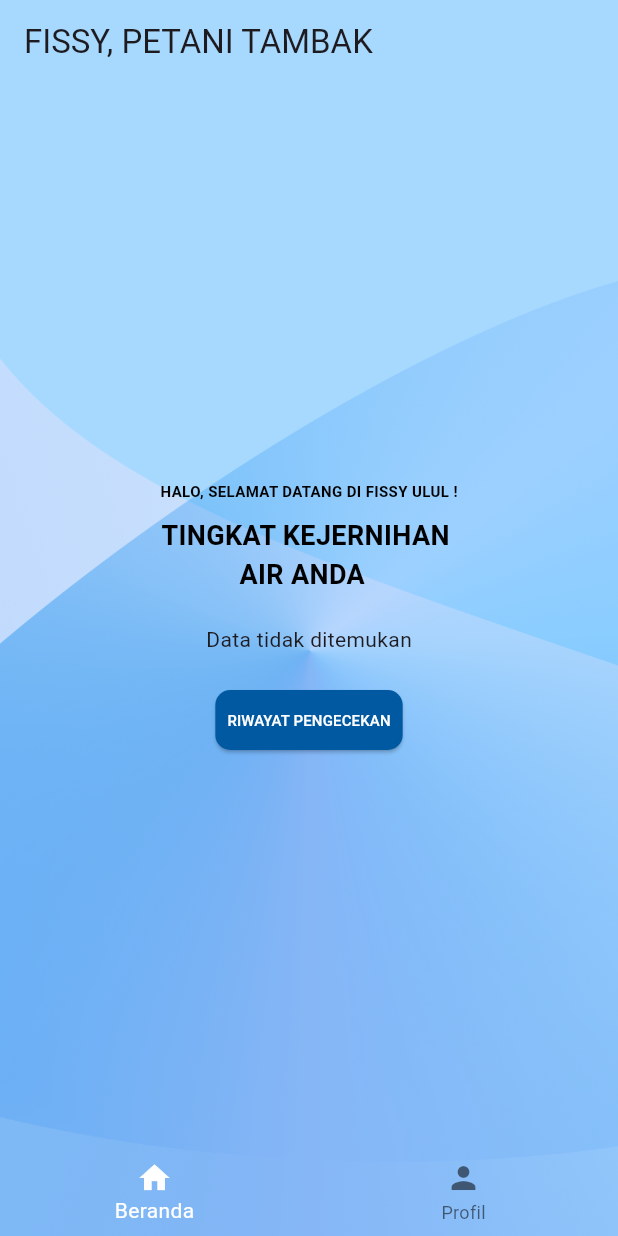
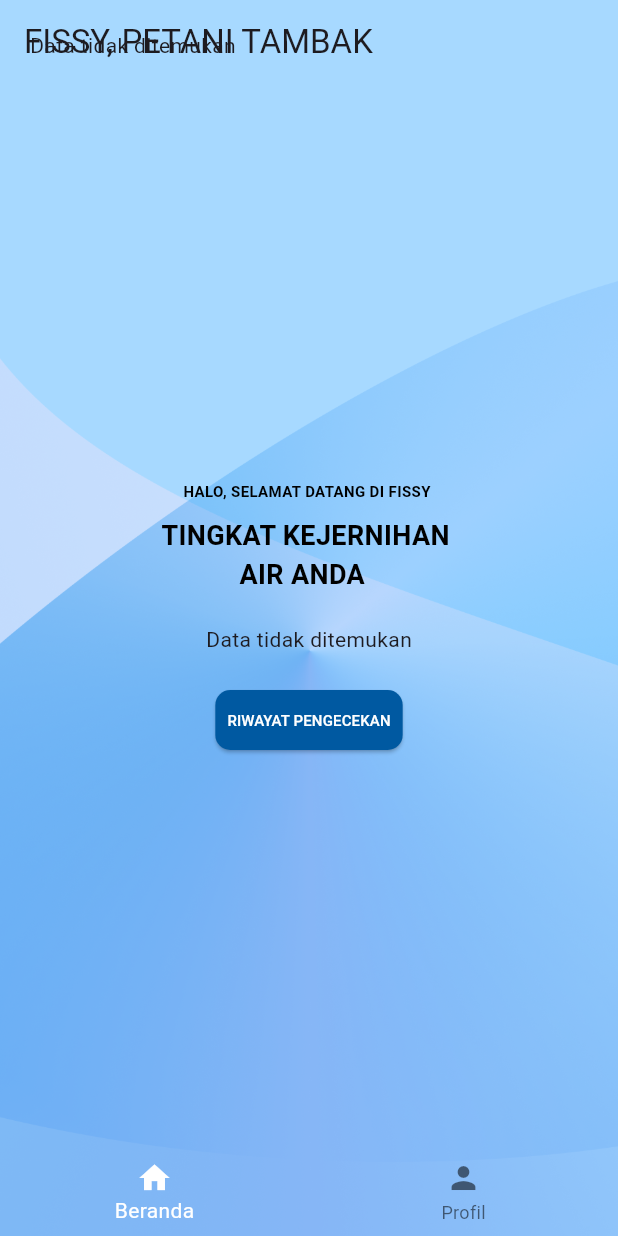
Before and after one commit to Azmi010/fissy, a Flutter app: the screen it shows after launch, on a phone screen of 412 x 824 dp. Run offline on Flutter 3.47's test engine with Material 3 defaults, Android fonts, the phone set to English and light mode, and no system bars; our stand-ins replace cloud_firestore, firebase_core, firebase_database; missing offline and left inert: gauge_indicator; accounts and stored records are empty.

Commit message:
push baru

```diff
--- a/lib/main.dart
+++ b/lib/main.dart
@@ -1,6 +1,7 @@
 import 'package:flutter/material.dart';
 import 'package:firebase_core/firebase_core.dart';
 import 'package:cloud_firestore/cloud_firestore.dart';
+import 'package:firebase_database/firebase_database.dart';
 import 'package:gauge_indicator/gauge_indicator.dart';
 import 'package:fissy/profil.dart';
 import 'package:fissy/riwayat_pengecekan.dart';
@@ -31,28 +32,29 @@ class RadialGaugeWidget extends StatefulWidget {
 }
 
 class _RadialGaugeWidgetState extends State<RadialGaugeWidget> {
+  double turbidityValue = 0; // Inisialisasi nilai turbidity
+
   @override
   Widget build(BuildContext context) {
-    return StreamBuilder<DocumentSnapshot>(
-      stream: FirebaseFirestore.instance
-          .collection('turbidity_data')
-          .doc('data')
-          .snapshots(),
+    return StreamBuilder<DatabaseEvent>(
+      stream: FirebaseDatabase.instance.ref('informasi_pengecekan').onValue,
       builder: (context, snapshot) {
-        if (snapshot.connectionState == ConnectionState.waiting) {
-          return CircularProgressIndicator();
+        if (snapshot.hasError) {
+          return Center(child: Text('Error: ${snapshot.error}'));
         }
 
-        if (snapshot.hasError) {
-          return Text('Error: ${snapshot.error}');
+        if (!snapshot.hasData || snapshot.data!.snapshot.value == null) {
+          return Center(child: Text('Data tidak ditemukan'));
         }
 
-        if (!snapshot.hasData || !snapshot.data!.exists) {
-          return Text('Data tidak ditemukan');
+        final data = snapshot.data!.snapshot.value as Map<dynamic, dynamic>;
+
+        try {
+          final dynamic turbidity = data['kejernihanAirInformasiPengecekan'];
+          turbidityValue = turbidity is num ? turbidity.toDouble() : 0;
+        } catch (e) {
+          return Center(child: Text('Failed to process data: $e'));
         }
-
-        double turbidityValue =
-            snapshot.data!.get('turbidity_value').toDouble();
 
         return AnimatedRadialGauge(
           duration: const Duration(seconds: 1),
@@ -122,7 +124,8 @@ class _MyHomePageState extends State<MyHomePage> {
     profil(),
     riwayat_pengecekan(
       collectionPath: 'riwayat_pengecekan',
-        firestore: FirebaseFirestore.instance),
+      firestore: FirebaseFirestore.instance,
+    ),
   ];
 
   void _onItemTapped(int index) {
@@ -151,6 +154,11 @@ class _MyHomePageState extends State<MyHomePage> {
               ),
             ),
             child: _pages.elementAt(_selectedIndex),
+          ),
+          Positioned(
+            top: 20,
+            left: 20,
+            child: RadialGaugeWidget(),
           ),
         ],
       ),
@@ -182,7 +190,8 @@ class GaugePage extends StatelessWidget {
 
   @override
   Widget build(BuildContext context) {
-    return Container(
+    return Scaffold(
+      body: Container(
         decoration: BoxDecoration(
           image: DecorationImage(
             image: AssetImage('assets/image/bg.png'),
@@ -194,7 +203,7 @@ class GaugePage extends StatelessWidget {
             mainAxisAlignment: MainAxisAlignment.center,
             children: [
               Text(
-              'HALO, SELAMAT DATANG DI FISSY ULUL !',
+                'HALO, SELAMAT DATANG DI FISSY ',
                 style: TextStyle(
                   fontSize: 10,
                   fontWeight: FontWeight.bold,
@@ -224,7 +233,8 @@ class GaugePage extends StatelessWidget {
                           builder: (context) => riwayat_pengecekan(
                             collectionPath: 'riwayat_pengecekan',
                             firestore: FirebaseFirestore.instance,
-                              )),
+                          ),
+                        ),
                       );
                     },
                     style: ElevatedButton.styleFrom(
@@ -247,6 +257,7 @@ class GaugePage extends StatelessWidget {
             ],
           ),
         ),
+      ),
     );
   }
 }
--- a/pubspec.yaml
+++ b/pubspec.yaml
@@ -30,7 +30,7 @@ environment:
 dependencies:
   flutter:
     sdk: flutter
-  syncfusion_flutter_gauges: ^25.1.38
+  syncfusion_flutter_gauges: ^25.1.42
 
   # The following adds the Cupertino Icons font to your application.
   # Use with the CupertinoIcons class for iOS style icons.
@@ -40,6 +40,7 @@ dependencies:
   cloud_firestore: ^4.16.1
   intl: ^0.19.0
   flutter_cache_manager: ^3.3.1
+  firebase_database: ^10.5.4
 
 dev_dependencies:
   flutter_test:
```
Also changed, not shown: pubspec.lock, 2 other files. Lines whose indentation alone changed are shown as unchanged.
